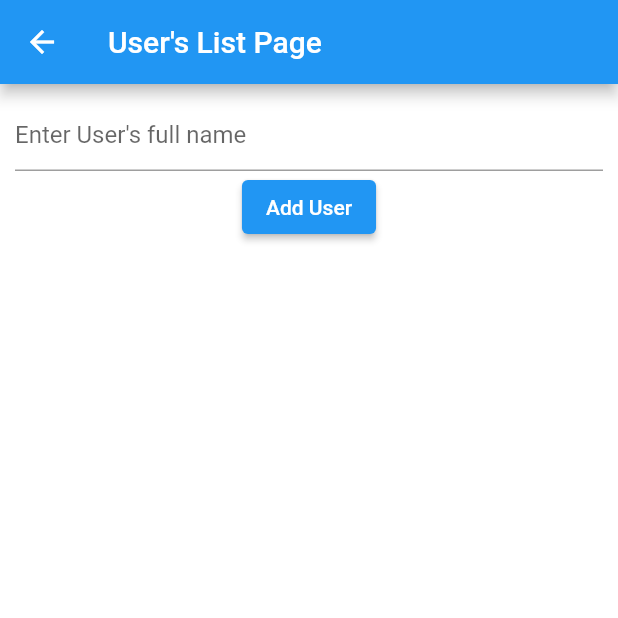
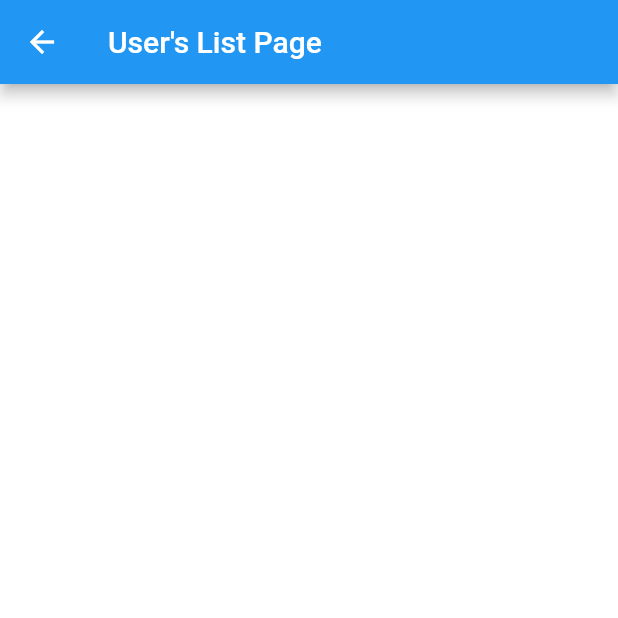
Before and after one commit to TusharSharmaIN/user_database_app, a Flutter app: the UserListPage screen opened by its route, on a phone screen of 412 x 824 dp, the top half of it. Run offline on Flutter 3.47's test engine with Material 2 defaults, Android fonts, the phone set to English and light mode, and no system bars; our stand-ins replace dio, flutter_riverpod, freezed_annotation, get_it, realm, shared_preferences; accounts and stored records are empty; generated files the repository leaves out were written again; Roboto replaces fonts that are missing (Montserrat).

```diff
--- a/lib/features/users_list/view/add_user_widget.dart
+++ b/lib/features/users_list/view/add_user_widget.dart
@@ -1,38 +1,38 @@
-import 'package:flutter/material.dart';
-
-import '../data/schema/user_schema.dart';
-
-class AddUserWidget extends StatelessWidget {
-  final Function(UserSchema) onAdd;
-  final TextEditingController textController = TextEditingController();
-
-  AddUserWidget({Key? key, required this.onAdd}) : super(key: key);
-
-  @override
-  Widget build(BuildContext context) {
-    return Container(
-      padding: const EdgeInsets.all(10),
-      child: Column(
-        mainAxisAlignment: MainAxisAlignment.center,
-        crossAxisAlignment: CrossAxisAlignment.center,
-        children: [
-          TextField(
-            controller: textController,
-            decoration: const InputDecoration(
-              hintText: "Enter User's full name",
-            ),
-          ),
-          ElevatedButton(
-            onPressed: () {
-              if (textController.text.isNotEmpty) {
-                UserSchema user = UserSchema(fullName: textController.text);
-                onAdd(user);
-              }
-            },
-            child: const Text('Add User'),
-          )
-        ],
-      ),
-    );
-  }
-}
+// import 'package:flutter/material.dart';
+//
+// import '../data/schema/user_schema.dart';
+//
+// class AddUserWidget extends StatelessWidget {
+//   final Function(UserSchema) onAdd;
+//   final TextEditingController textController = TextEditingController();
+//
+//   AddUserWidget({Key? key, required this.onAdd}) : super(key: key);
+//
+//   @override
+//   Widget build(BuildContext context) {
+//     return Container(
+//       padding: const EdgeInsets.all(10),
+//       child: Column(
+//         mainAxisAlignment: MainAxisAlignment.center,
+//         crossAxisAlignment: CrossAxisAlignment.center,
+//         children: [
+//           TextField(
+//             controller: textController,
+//             decoration: const InputDecoration(
+//               hintText: "Enter User's full name",
+//             ),
+//           ),
+//           ElevatedButton(
+//             onPressed: () {
+//               if (textController.text.isNotEmpty) {
+//                 UserSchema user = UserSchema(fullName: textController.text);
+//                 onAdd(user);
+//               }
+//             },
+//             child: const Text('Add User'),
+//           )
+//         ],
+//       ),
+//     );
+//   }
+// }
--- a/lib/features/users_list/view/user_list_page.dart
+++ b/lib/features/users_list/view/user_list_page.dart
@@ -69,9 +69,9 @@ class _UserListPageState extends State<UserListPage> {
       ),
       body: Column(
         children: [
-          AddUserWidget(
-            onAdd: onAdd,
-          ),
+          // AddUserWidget(
+          //   onAdd: onAdd,
+          // ),
           Expanded(
             child: UserListWidget(
               users: users,
```
